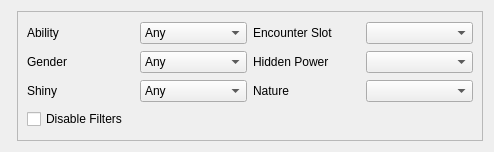
First picture: the form in Source/Form/Controls/Filter.ui, repository Admiral-Fish/PokeFinder, before the edit.
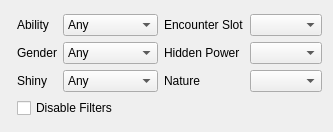
Second picture: the form after the edit. Custom widgets are drawn as their Qt base class.

```diff
--- a/Source/Form/Controls/Filter.ui
+++ b/Source/Form/Controls/Filter.ui
@@ -6,27 +6,24 @@
    <rect>
     <x>0</x>
     <y>0</y>
-    <width>494</width>
-    <height>152</height>
-   </rect>
-  </property>
-  <layout class="QGridLayout" name="gridLayout">
-   <item row="0" column="1">
-    <widget class="QScrollArea" name="scrollArea">
-     <property name="widgetResizable">
-      <bool>true</bool>
-     </property>
-     <widget class="QWidget" name="scrollAreaWidgetContents">
-      <property name="geometry">
-       <rect>
-        <x>0</x>
-        <y>0</y>
-        <width>458</width>
+    <width>331</width>
         <height>132</height>
        </rect>
       </property>
       <layout class="QGridLayout" name="gridLayout_2">
-       <item row="0" column="2">
+   <item row="0" column="0">
+    <widget class="IVFilter" name="ivFilter" native="true"/>
+   </item>
+   <item row="0" column="1">
+    <layout class="QGridLayout" name="gridLayout">
+     <item row="0" column="0">
+      <widget class="QLabel" name="labelAbility">
+       <property name="text">
+        <string>Ability</string>
+       </property>
+      </widget>
+     </item>
+     <item row="0" column="1">
         <widget class="ComboBox" name="comboBoxAbility">
          <item>
           <property name="text">
@@ -45,72 +42,24 @@
          </item>
         </widget>
        </item>
-       <item row="2" column="2">
-        <widget class="ComboBox" name="comboBoxShiny">
-         <item>
-          <property name="text">
-           <string>Any</string>
-          </property>
-         </item>
-         <item>
-          <property name="text">
-           <string>Star</string>
-          </property>
-         </item>
-         <item>
-          <property name="text">
-           <string>Square</string>
-          </property>
-         </item>
-         <item>
-          <property name="text">
-           <string>Star/Square</string>
-          </property>
-         </item>
-        </widget>
-       </item>
-       <item row="0" column="3">
+     <item row="0" column="2">
         <widget class="QLabel" name="labelEncounterSlot">
          <property name="text">
           <string>Encounter Slot</string>
          </property>
         </widget>
        </item>
-       <item row="0" column="4">
+     <item row="0" column="3">
         <widget class="CheckList" name="checkListEncounterSlot"/>
        </item>
-       <item row="0" column="1">
-        <widget class="QLabel" name="labelAbility">
+     <item row="1" column="0">
+      <widget class="QLabel" name="labelGender">
          <property name="text">
-          <string>Ability</string>
+        <string>Gender</string>
          </property>
         </widget>
        </item>
-       <item row="2" column="1">
-        <widget class="QLabel" name="labelShiny">
-         <property name="text">
-          <string>Shiny</string>
-         </property>
-        </widget>
-       </item>
-       <item row="3" column="1">
-        <widget class="QCheckBox" name="checkBoxDisableFilters">
-         <property name="text">
-          <string>Disable Filters</string>
-         </property>
-        </widget>
-       </item>
-       <item row="1" column="3">
-        <widget class="QLabel" name="labelHiddenPower">
-         <property name="text">
-          <string>Hidden Power</string>
-         </property>
-        </widget>
-       </item>
-       <item row="1" column="4">
-        <widget class="CheckList" name="checkListHiddenPower"/>
-       </item>
-       <item row="1" column="2">
+     <item row="1" column="1">
         <widget class="ComboBox" name="comboBoxGender">
          <item>
           <property name="text">
@@ -129,29 +78,65 @@
          </item>
         </widget>
        </item>
-       <item row="2" column="4">
-        <widget class="CheckList" name="checkListNature"/>
-       </item>
-       <item row="2" column="3">
+     <item row="1" column="2">
+      <widget class="QLabel" name="labelHiddenPower">
+       <property name="text">
+        <string>Hidden Power</string>
+       </property>
+      </widget>
+     </item>
+     <item row="1" column="3">
+      <widget class="CheckList" name="checkListHiddenPower"/>
+     </item>
+     <item row="2" column="0">
+      <widget class="QLabel" name="labelShiny">
+       <property name="text">
+        <string>Shiny</string>
+       </property>
+      </widget>
+     </item>
+     <item row="2" column="1">
+      <widget class="ComboBox" name="comboBoxShiny">
+       <item>
+        <property name="text">
+         <string>Any</string>
+        </property>
+       </item>
+       <item>
+        <property name="text">
+         <string>Star</string>
+        </property>
+       </item>
+       <item>
+        <property name="text">
+         <string>Square</string>
+        </property>
+       </item>
+       <item>
+        <property name="text">
+         <string>Star/Square</string>
+        </property>
+       </item>
+      </widget>
+     </item>
+     <item row="2" column="2">
         <widget class="QLabel" name="labelNature">
          <property name="text">
           <string>Nature</string>
          </property>
         </widget>
        </item>
-       <item row="1" column="1">
-        <widget class="QLabel" name="labelGender">
+     <item row="2" column="3">
+      <widget class="CheckList" name="checkListNature"/>
+     </item>
+     <item row="3" column="0" colspan="4">
+      <widget class="QCheckBox" name="checkBoxDisableFilters">
          <property name="text">
-          <string>Gender</string>
+        <string>Disable Filters</string>
          </property>
         </widget>
        </item>
       </layout>
-     </widget>
-    </widget>
-   </item>
-   <item row="0" column="0">
-    <widget class="IVFilter" name="ivFilter" native="true"/>
    </item>
   </layout>
  </widget>
```
Left out of the diff: 2 changed lines with no effect on the pictures. Lines whose indentation alone changed are shown as unchanged.
